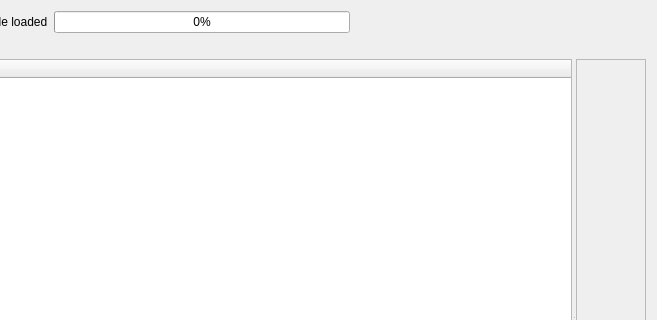
Qt form GUI/lcc/cdi/cdieditorwidget.ui (rm5248/TrainUtils) before a commit; both pictures show x 143 to 800 and y 0 to 320 of the 800 by 600 pixel window.
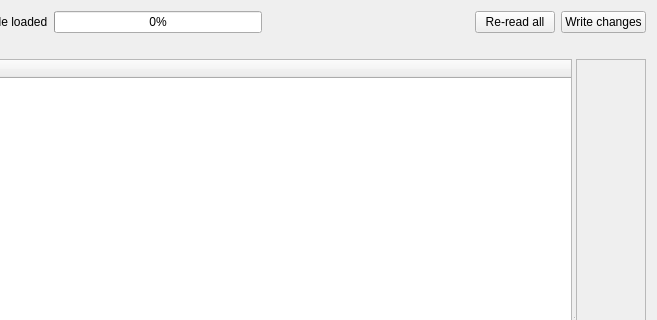
The same form after that commit.

Commit message:
Write changed values from the CDI editor back to the node
- Changed values are highlighted, and kept when switching between
  groups in the tree
- 'Write changes' writes all changed values, 'Re-read all' reads all
  values from the node again(asking before discarding changes)
- Right-clicking on a field allows reading or writing just that value
- SegmentMemory can read and write a range of memory
- LCCConnection can write memory, and sends all requests in the order
  that they were made.  A request that fails to send no longer stalls
  the queue.

The edit to the form file:
```diff
--- a/GUI/lcc/cdi/cdieditorwidget.ui
+++ b/GUI/lcc/cdi/cdieditorwidget.ui
@@ -66,6 +66,26 @@
         </property>
        </spacer>
       </item>
+      <item>
+       <widget class="QPushButton" name="readAllButton">
+        <property name="text">
+         <string>Re-read all</string>
+        </property>
+        <property name="toolTip">
+         <string>Read all values from the node again</string>
+        </property>
+       </widget>
+      </item>
+      <item>
+       <widget class="QPushButton" name="writeButton">
+        <property name="text">
+         <string>Write changes</string>
+        </property>
+        <property name="toolTip">
+         <string>Write all changed values to the node</string>
+        </property>
+       </widget>
+      </item>
      </layout>
     </widget>
    </item>
```
The commit also changes 9 other files.
